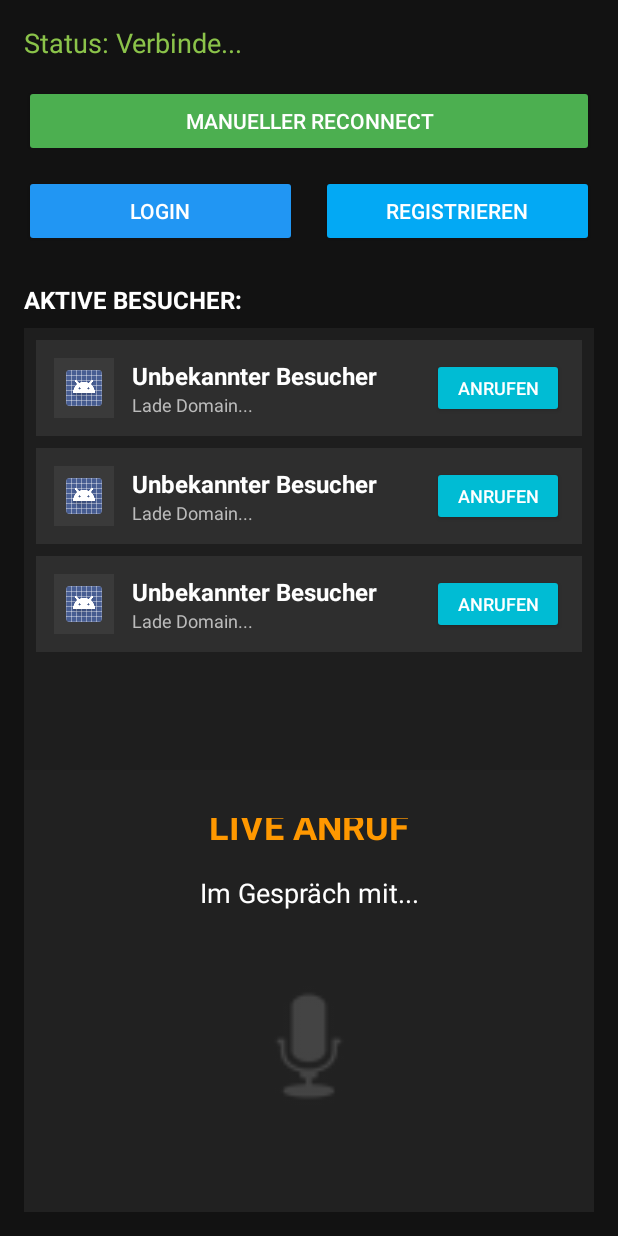
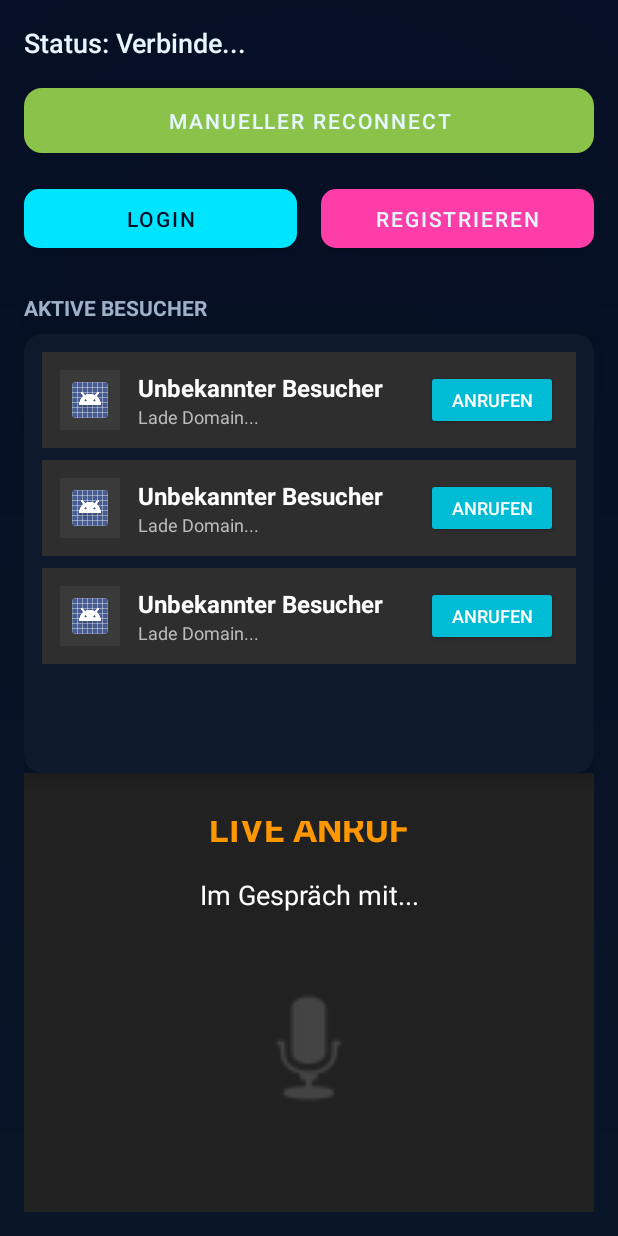
Before and after one commit to Netdoc64/2bro4proCall, an Android app: the layout activity_app_layout.xml on its own in the app's theme, with its tools: preview values and no code run, on a phone screen of 412 x 824 dp. Run offline under Robolectric (Android 15) with nearby library versions, the phone set to English and light mode, and no system bars.

Commit message:
UI: sci‑fi theme (colors/styles/background, Material buttons, card visitor list)

```diff
--- /dev/null
+++ b/app/src/main/res/drawable/bg_space_gradient.xml
@@ -0,0 +1,18 @@
+<?xml version="1.0" encoding="utf-8"?>
+<layer-list xmlns:android="http://schemas.android.com/apk/res/android">
+    <item>
+        <shape android:shape="rectangle">
+            <gradient
+                android:type="linear"
+                android:angle="270"
+                android:startColor="@color/space_background_start"
+                android:endColor="@color/space_background_end" />
+        </shape>
+    </item>
+    <!-- subtle vignette overlay -->
+    <item>
+        <shape>
+            <gradient android:type="radial" android:centerX="0.5" android:centerY="0.3" android:gradientRadius="800" android:startColor="#22000000" android:endColor="#00000000" />
+        </shape>
+    </item>
+</layer-list>
--- /dev/null
+++ b/app/src/main/res/drawable/card_panel.xml
@@ -0,0 +1,7 @@
+<?xml version="1.0" encoding="utf-8"?>
+<shape xmlns:android="http://schemas.android.com/apk/res/android" android:shape="rectangle">
+    <solid android:color="@color/panel_dark" />
+    <corners android:radius="12dp" />
+    <padding android:left="12dp" android:top="12dp" android:right="12dp" android:bottom="12dp" />
+    <size android:width="0dp" android:height="0dp" />
+</shape>
--- a/app/src/main/res/layout/activity_app_layout.xml
+++ b/app/src/main/res/layout/activity_app_layout.xml
@@ -1,10 +1,11 @@
 <?xml version="1.0" encoding="utf-8"?>
 <LinearLayout xmlns:android="http://schemas.android.com/apk/res/android"
     xmlns:tools="http://schemas.android.com/tools"
+    xmlns:app="http://schemas.android.com/apk/res-auto"
     android:layout_width="match_parent"
     android:layout_height="match_parent"
     android:orientation="vertical"
-    android:background="#121212"
+    android:background="@drawable/bg_space_gradient"
     android:padding="16dp">
 
     <!-- 1. OBERER BEREICH: STATUS & CONNECT -->
@@ -13,9 +14,10 @@
         android:layout_width="match_parent"
         android:layout_height="wrap_content"
         android:text="Status: Verbinde..."
-        android:textColor="#8BC34A"
+        android:textColor="@color/text_primary"
         android:textSize="18sp"
-        android:layout_marginBottom="16dp"/>
+        android:layout_marginBottom="12dp"
+        android:fontFamily="sans-serif-medium" />
 
     <ProgressBar
         android:id="@+id/reconnect_progress"
@@ -25,17 +27,20 @@
         android:indeterminate="true"
         android:visibility="gone"
         android:layout_gravity="center"
-        android:layout_marginBottom="12dp"/>
+        android:layout_marginBottom="12dp"
+        android:indeterminateTint="@color/neon_cyan" />
 
-    <Button
+    <com.google.android.material.button.MaterialButton
         android:id="@+id/connect_button"
         android:layout_width="match_parent"
         android:layout_height="wrap_content"
         android:text="Manueller Reconnect"
-        android:backgroundTint="#4CAF50"
-        android:textColor="@android:color/white"
+        app:backgroundTint="@color/accent_green"
+        android:textColor="@color/text_primary"
         android:padding="12dp"
-        android:layout_marginBottom="12dp"/>
+        android:layout_marginBottom="12dp"
+        app:cornerRadius="12dp"
+        app:iconTint="@color/text_primary" />
 
     <LinearLayout
         android:layout_width="match_parent"
@@ -44,27 +49,29 @@
         android:gravity="center"
         android:layout_marginBottom="24dp">
 
-        <Button
+        <com.google.android.material.button.MaterialButton
             android:id="@+id/login_button"
             android:layout_width="0dp"
             android:layout_height="wrap_content"
             android:layout_weight="1"
             android:text="Login"
-            android:backgroundTint="#2196F3"
-            android:textColor="@android:color/white"
+            app:backgroundTint="@color/neon_cyan"
+            android:textColor="@color/space_background_start"
             android:padding="10dp"
-            android:layout_marginEnd="8dp" />
+            android:layout_marginEnd="8dp"
+            app:cornerRadius="10dp" />
 
-        <Button
+        <com.google.android.material.button.MaterialButton
             android:id="@+id/register_button"
             android:layout_width="0dp"
             android:layout_height="wrap_content"
             android:layout_weight="1"
             android:text="Registrieren"
-            android:backgroundTint="#03A9F4"
-            android:textColor="@android:color/white"
+            app:backgroundTint="@color/neon_magenta"
+            android:textColor="@color/text_primary"
             android:padding="10dp"
-            android:layout_marginStart="8dp" />
+            android:layout_marginStart="8dp"
+            app:cornerRadius="10dp" />
 
     </LinearLayout>
 
@@ -74,21 +81,29 @@
         android:id="@+id/visitor_data_label"
         android:layout_width="match_parent"
         android:layout_height="wrap_content"
-        android:text="AKTIVE BESUCHER:"
-        android:textColor="#FFFFFF"
-        android:textSize="16sp"
+        android:text="AKTIVE BESUCHER"
+        android:textColor="@color/text_secondary"
+        android:textSize="14sp"
         android:textStyle="bold"
         android:layout_marginBottom="8dp"/>
 
-    <androidx.recyclerview.widget.RecyclerView
-        android:id="@+id/live_visitors_recycler"
+    <androidx.cardview.widget.CardView
         android:layout_width="match_parent"
         android:layout_height="0dp"
         android:layout_weight="1"
-        android:padding="8dp"
-        android:background="#1E1E1E"
-        tools:listitem="@layout/visitor_list_item_template"
-        android:scrollbars="vertical" />
+        app:cardBackgroundColor="@color/panel_dark"
+        app:cardCornerRadius="12dp"
+        app:cardElevation="6dp">
+
+        <androidx.recyclerview.widget.RecyclerView
+            android:id="@+id/live_visitors_recycler"
+            android:layout_width="match_parent"
+            android:layout_height="match_parent"
+            android:padding="12dp"
+            tools:listitem="@layout/visitor_list_item_template"
+            android:scrollbars="vertical" />
+
+    </androidx.cardview.widget.CardView>
 
 
     <!-- 3. TAB: AKTIVER ANRUF (Sichtbar während Anruf) -->
--- a/app/src/main/res/values/colors.xml
+++ b/app/src/main/res/values/colors.xml
@@ -1,4 +1,13 @@
 <?xml version="1.0" encoding="utf-8"?>
 <resources>
-    <color name="launcher_bg">#FFFFFF</color>
+    <!-- Sci‑Fi palette -->
+    <color name="space_background_start">#071028</color>
+    <color name="space_background_end">#081628</color>
+    <color name="neon_cyan">#00E5FF</color>
+    <color name="neon_magenta">#FF3DA8</color>
+    <color name="accent_green">#8BC34A</color>
+    <color name="panel_dark">#0E1A2B</color>
+    <color name="surface_translucent">#1A203040</color>
+    <color name="text_primary">#E6F7FF</color>
+    <color name="text_secondary">#9FB1C8</color>
 </resources>
--- /dev/null
+++ b/app/src/main/res/values/styles.xml
@@ -0,0 +1,23 @@
+<?xml version="1.0" encoding="utf-8"?>
+<resources>
+    <style name="Theme.SciFi" parent="Theme.MaterialComponents.DayNight.NoActionBar">
+        <item name="colorPrimary">@color/neon_cyan</item>
+        <item name="colorOnPrimary">@color/text_primary</item>
+        <item name="colorSecondary">@color/neon_magenta</item>
+        <item name="android:statusBarColor">@color/space_background_start</item>
+        <item name="android:windowBackground">@drawable/bg_space_gradient</item>
+        <item name="android:textColor">@color/text_primary</item>
+        <item name="materialButtonStyle">@style/Widget.SciFi.Button</item>
+    </style>
+
+    <style name="Widget.SciFi.Button" parent="Widget.MaterialComponents.Button">
+        <item name="cornerRadius">12dp</item>
+        <item name="android:insetLeft">8dp</item>
+        <item name="android:insetRight">8dp</item>
+        <item name="android:paddingTop">10dp</item>
+        <item name="android:paddingBottom">10dp</item>
+        <item name="android:textAllCaps">false</item>
+        <item name="android:textColor">@color/text_primary</item>
+        <item name="android:stateListAnimator">@null</item>
+    </style>
+</resources>
```
